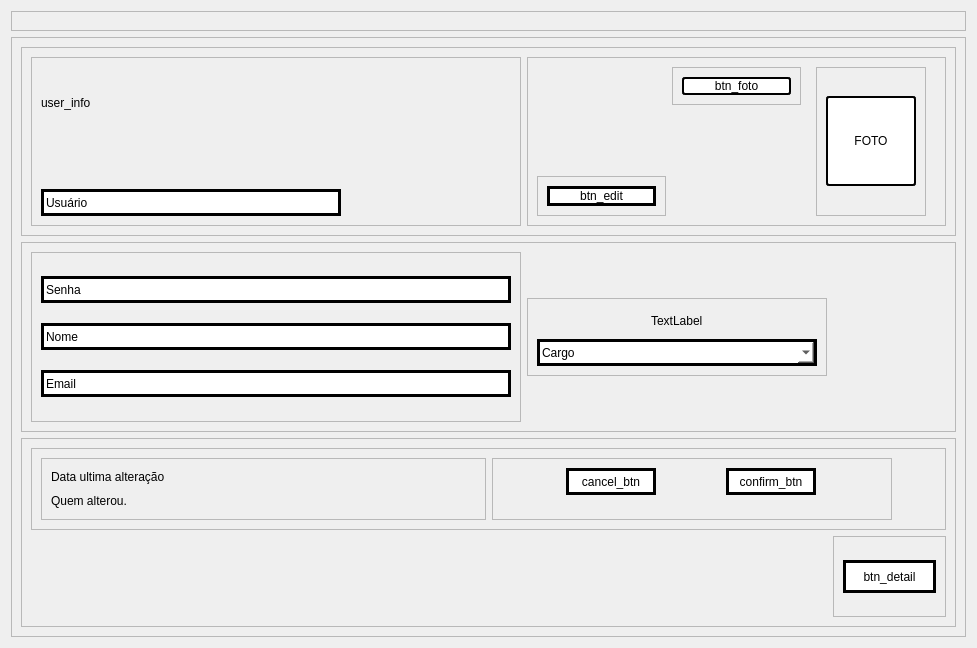
This is PATP/asset_ctrl/templates/interfaces/user_info.ui in eduardogm22/controle_patrimonio as Qt 5 draws it before an edit. The edited form follows.
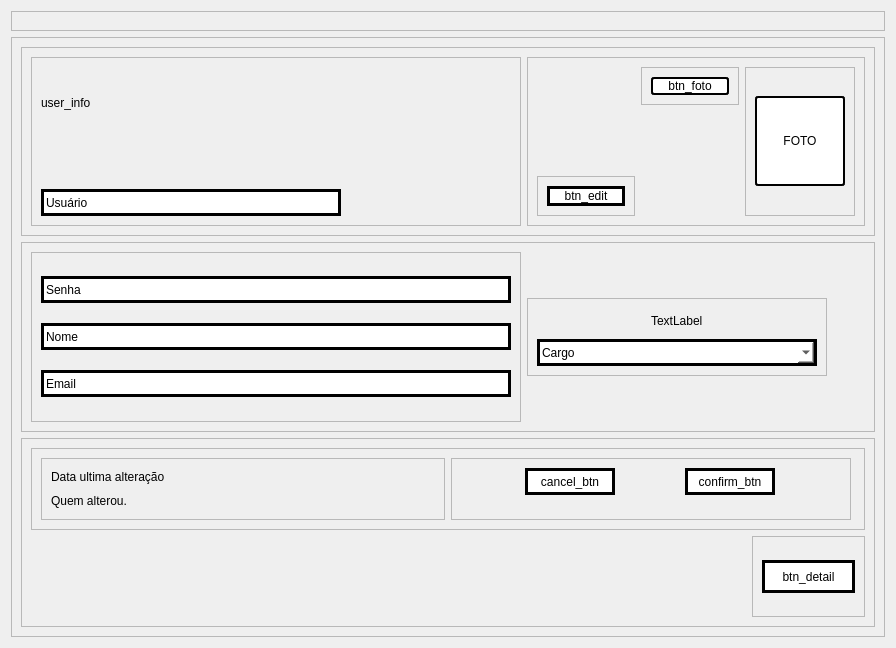
This is the edited form.

The edit to the form file:
```diff
--- a/PATP/asset_ctrl/templates/interfaces/user_info.ui
+++ b/PATP/asset_ctrl/templates/interfaces/user_info.ui
@@ -6,7 +6,7 @@
    <rect>
     <x>0</x>
     <y>0</y>
-    <width>977</width>
+    <width>896</width>
     <height>644</height>
    </rect>
   </property>
```
Left out of the diff: 8 changed lines with no effect on the pictures.
